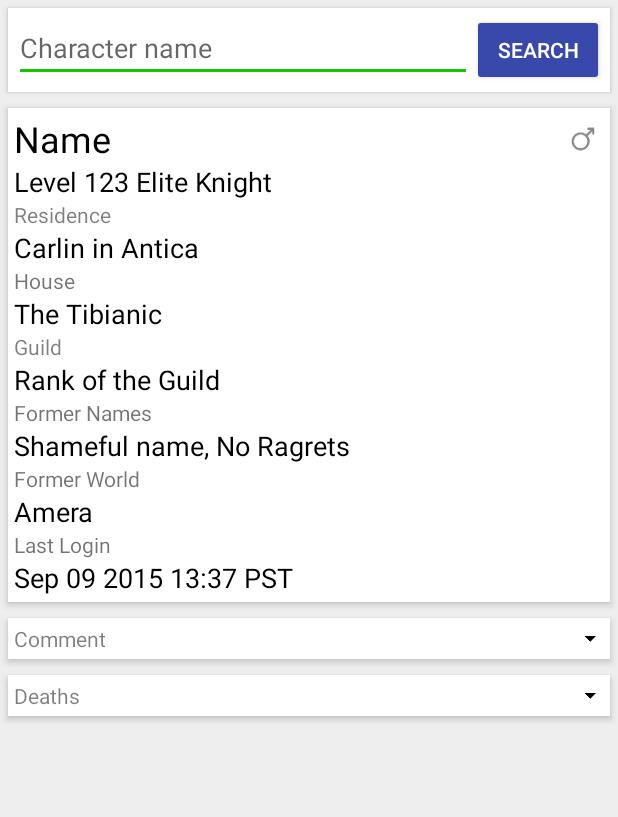
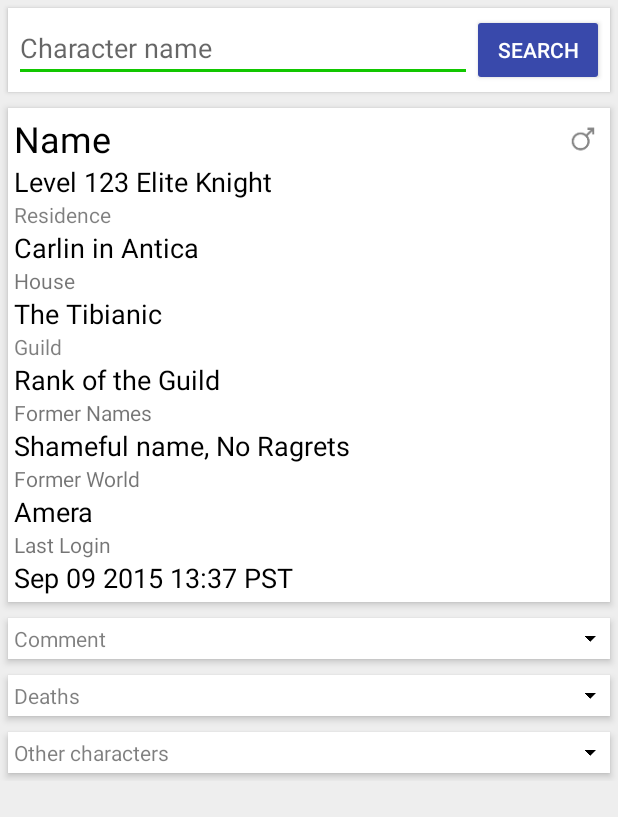
Before and after one commit to Galarzaa90/TibiaCompendium, an Android app: the layout fragment_character.xml on its own in the app's theme, with its tools: preview values and no code run, on a phone screen of 412 x 824 dp. Shown: the top 817 px of the screen. Run offline under Robolectric (Android 15) with nearby library versions, the phone set to English and light mode, and no system bars.

Commit message:
Display other characters *Other characters can be touched to see their info *Can be collapsed/expansed

```diff
--- a/app/src/main/res/layout/fragment_character.xml
+++ b/app/src/main/res/layout/fragment_character.xml
@@ -267,6 +267,44 @@
                     android:visibility="gone">
                 </LinearLayout>
             </LinearLayout>
+            <LinearLayout
+                android:id="@+id/chars_box"
+                android:background="@color/white"
+                android:elevation="3dp"
+                android:padding="4dp"
+                android:layout_margin="5dp"
+                android:layout_width="match_parent"
+                android:layout_height="match_parent"
+                android:orientation="vertical"
+                android:visibility="gone"
+                tools:visibility="visible"
+                android:animateLayoutChanges="true">
+                <LinearLayout
+                    android:id="@+id/chars_header"
+                    android:layout_width="match_parent"
+                    android:layout_height="wrap_content">
+                    <TextView
+                        android:layout_width="0dp"
+                        android:layout_height="wrap_content"
+                        android:layout_weight="1"
+                        android:text="@string/other_chars"
+                        style="@style/TitleText"/>
+                    <ImageView
+                        android:id="@+id/chars_toggle_icon"
+                        android:layout_width="wrap_content"
+                        android:layout_height="wrap_content"
+                        android:src="@drawable/ic_arrow_drop_down"/>
+                </LinearLayout>
+                <LinearLayout
+                    android:id="@+id/other_chars"
+                    android:layout_marginTop="4dp"
+                    android:layout_marginBottom="4dp"
+                    android:layout_width="wrap_content"
+                    android:layout_height="wrap_content"
+                    android:orientation="vertical"
+                    android:visibility="gone">
+                </LinearLayout>
+            </LinearLayout>
         </LinearLayout>
     </ScrollView>
 </LinearLayout>
--- a/app/src/main/res/values/strings.xml
+++ b/app/src/main/res/values/strings.xml
@@ -31,5 +31,6 @@
     <string name="deaths">Deaths</string>
     <string name="death_details">%1$s at Level %2$d by %3$s</string>
     <string name="title_search_guild">Search Guild</string>
+    <string name="other_chars">Other characters</string>
 
 </resources>
```
Also changed, not shown: app/src/main/java/com/galarza/tibiacompendium/CharacterFragment.java (+77 -8 lines), app/src/main/res/drawable/ripple.xml (added, +11 -0 lines), app/src/main/res/layout/row_other_char.xml (added, +25 -0 lines).
